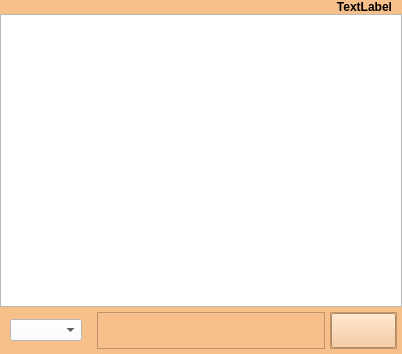
Old version of the form Soft_DEV/chatpage.ui in the repository gnu-swta/Chat.
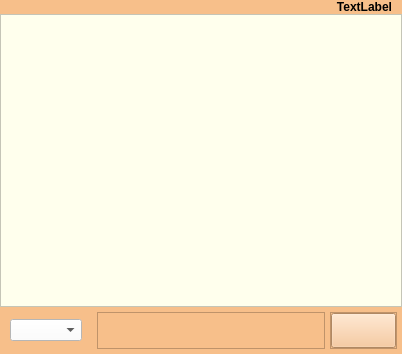
New version of the form. Icons and pictures are not drawn.

Patch:
```diff
--- a/Soft_DEV/chatpage.ui
+++ b/Soft_DEV/chatpage.ui
@@ -30,7 +30,7 @@
     <number>0</number>
    </property>
    <item>
-    <widget class="QFrame" name="">
+    <widget class="QFrame" name="frame">
      <property name="styleSheet">
       <string notr="true">background-color: rgb(247, 191, 138);</string>
      </property>
@@ -85,6 +85,9 @@
        <property name="autoFillBackground">
         <bool>true</bool>
        </property>
+       <property name="styleSheet">
+        <string notr="true">background-color: rgb(255, 255, 237);</string>
+       </property>
        <property name="editTriggers">
         <set>QAbstractItemView::NoEditTriggers</set>
        </property>
```
Left out of the diff: 2 changed lines with no effect on the pictures.
